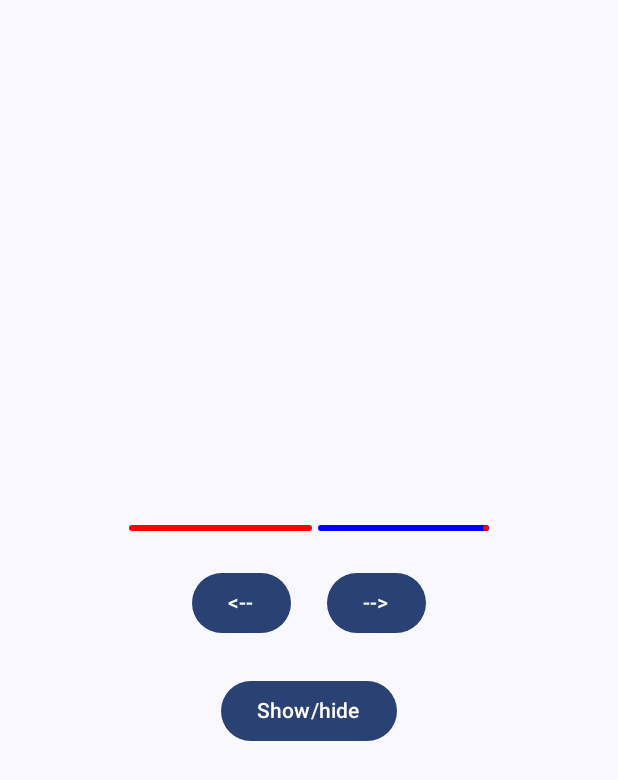
After one commit to RafaelManzanoDev/JetpackComposeCursoMaterial3, an Android app built with Jetpack Compose: the composable MyAdvancedProgressIndicator shown on its own in the app's theme, on a phone screen of 412 x 824 dp. The commit adds this screen. Shown: the top 780 px of the screen. Run offline under Robolectric (Android 15) with nearby library versions, the phone set to English and light mode, and no system bars.

Commit message:
Seccion 8 - ProgressIndicator Avanzado

```diff
--- a/MyFirstComposeApp/app/src/main/java/es/rmanzanodev/myfirstcomposeapp/MainActivity.kt
+++ b/MyFirstComposeApp/app/src/main/java/es/rmanzanodev/myfirstcomposeapp/MainActivity.kt
@@ -10,6 +10,7 @@ import androidx.compose.material3.Scaffold
 import androidx.compose.runtime.Composable
 import androidx.compose.ui.Modifier
 import androidx.compose.ui.tooling.preview.Preview
+import es.rmanzanodev.myfirstcomposeapp.component.progress.MyAdvancedProgressIndicator
 import es.rmanzanodev.myfirstcomposeapp.component.progress.MyCircularProgressIndicator
 import es.rmanzanodev.myfirstcomposeapp.component.progress.MyLinearProgressIndicator
 import es.rmanzanodev.myfirstcomposeapp.login.Greeting
@@ -22,7 +23,7 @@ class MainActivity : ComponentActivity() {
         setContent {
             MyFirstComposeAppTheme {
                 Scaffold(modifier = Modifier.fillMaxSize()) { innerPadding ->
-                    MyLinearProgressIndicator(Modifier.padding(innerPadding))
+                    MyAdvancedProgressIndicator(Modifier.padding(innerPadding))
                 }
             }
         }
--- /dev/null
+++ b/MyFirstComposeApp/app/src/main/java/es/rmanzanodev/myfirstcomposeapp/component/progress/MyAdvancedProgressIndicator.kt
@@ -0,0 +1,64 @@
+package es.rmanzanodev.myfirstcomposeapp.component.progress
+
+import androidx.compose.animation.core.animateFloatAsState
+import androidx.compose.foundation.layout.Arrangement
+import androidx.compose.foundation.layout.Column
+import androidx.compose.foundation.layout.Row
+import androidx.compose.foundation.layout.Spacer
+import androidx.compose.foundation.layout.fillMaxSize
+import androidx.compose.foundation.layout.height
+import androidx.compose.foundation.layout.padding
+import androidx.compose.foundation.layout.size
+import androidx.compose.foundation.layout.width
+import androidx.compose.material3.Button
+import androidx.compose.material3.CircularProgressIndicator
+import androidx.compose.material3.LinearProgressIndicator
+import androidx.compose.material3.Text
+import androidx.compose.runtime.Composable
+import androidx.compose.runtime.getValue
+import androidx.compose.runtime.mutableFloatStateOf
+import androidx.compose.runtime.mutableStateOf
+import androidx.compose.runtime.remember
+import androidx.compose.runtime.setValue
+import androidx.compose.ui.Alignment
+import androidx.compose.ui.Modifier
+import androidx.compose.ui.graphics.Color
+import androidx.compose.ui.graphics.StrokeCap
+import androidx.compose.ui.unit.dp
+
+@Composable
+fun MyAdvancedProgressIndicator(modifier: Modifier = Modifier) {
+    var progress by remember { mutableFloatStateOf(0.5f) }
+    var isLoading by remember { mutableStateOf(false) }
+    val animatedProgress by animateFloatAsState(targetValue = progress)
+    Column(
+        modifier = modifier.fillMaxSize(),
+        verticalArrangement = Arrangement.Center,
+        horizontalAlignment = Alignment.CenterHorizontally
+    ) {
+        if(isLoading) {
+            CircularProgressIndicator(
+                progress = { animatedProgress },
+                modifier = Modifier.size(140.dp),
+                color = Color.Red,
+                strokeWidth = 10.dp,
+                trackColor = Color.Blue,
+                strokeCap = StrokeCap.Square
+            )
+        }
+
+        Spacer(Modifier.height(24.dp))
+        LinearProgressIndicator(
+            progress = { animatedProgress },
+            color = Color.Red,
+            trackColor = Color.Blue,
+            strokeCap = StrokeCap.Round
+        )
+        Row(Modifier.padding(24.dp)) {
+            Button(onClick = { progress -= 0.1f }) { Text(text = "<--") }
+            Spacer(Modifier.width(24.dp))
+            Button(onClick = { progress += 0.1f }) { Text(text = "-->") }
+        }
+        Button(onClick = {isLoading = !isLoading}) { Text(text = "Show/hide") }
+    }
+}
```
